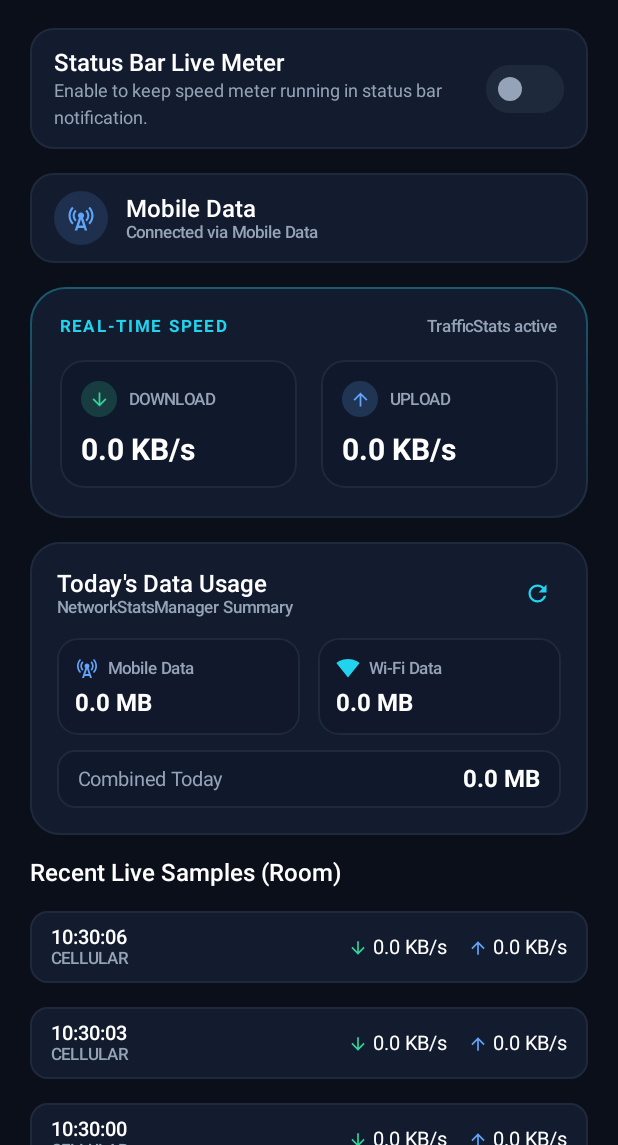
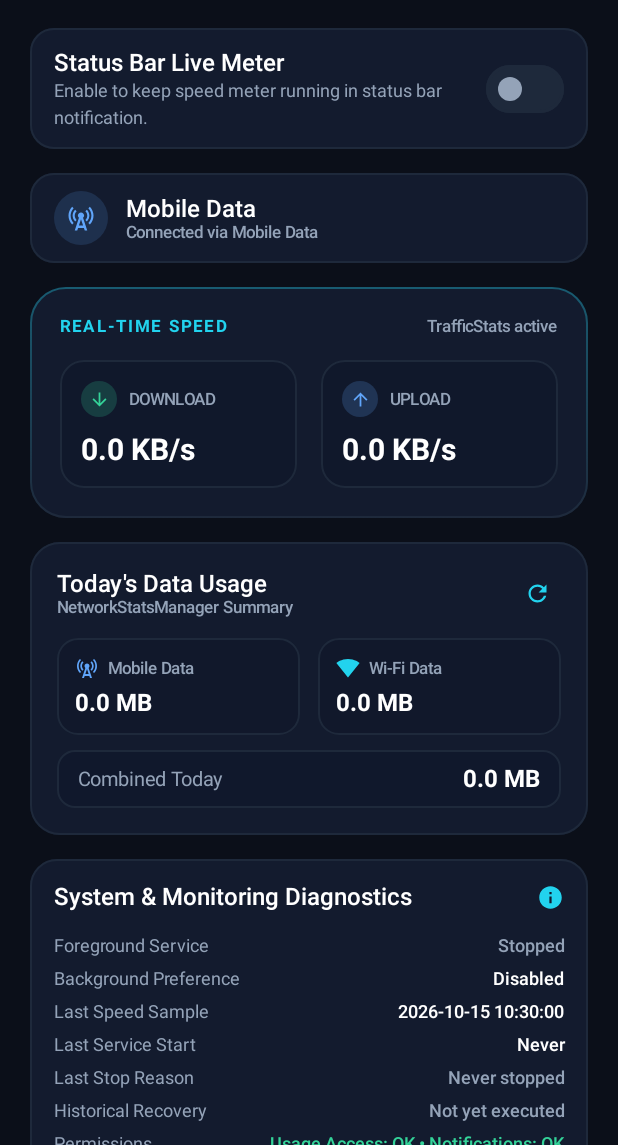
Before and after one commit to ayushgohil/Internet-Speed-Tracker-App, an Android app built with Jetpack Compose: the screen it shows after launch (MainActivity), on a phone screen of 412 x 824 dp, the part 91-1236 px from its top. Run offline under Robolectric (Android 15) with nearby library versions, the phone set to English and light mode, and no system bars; our stand-ins replace Room's generated code.

Commit message:
feat: add multi-day historical recovery, zero-value protection, diagnostics, and battery efficiency

```diff
--- a/app/src/main/java/com/ayush/netpulse/NetPulseApp.kt
+++ b/app/src/main/java/com/ayush/netpulse/NetPulseApp.kt
@@ -19,7 +19,8 @@ class NetPulseApp : Application() {
         NetworkRepository(
             context = applicationContext,
             speedRecordDao = database.speedRecordDao(),
-            dailyUsageDao = database.dailyUsageDao()
+            dailyUsageDao = database.dailyUsageDao(),
+            preferencesManager = preferencesManager
         )
     }
 
--- /dev/null
+++ b/app/src/main/java/com/ayush/netpulse/data/model/DiagnosticsInfo.kt
@@ -0,0 +1,30 @@
+package com.ayush.netpulse.data.model
+
+import com.ayush.netpulse.util.NetworkUtils
+import java.text.SimpleDateFormat
+import java.util.Date
+import java.util.Locale
+
+data class DiagnosticsInfo(
+    val isBackgroundMonitoringEnabled: Boolean = false,
+    val isForegroundServiceRunning: Boolean = false,
+    val isServiceStatePotentiallyStale: Boolean = false,
+    val lastSpeedSampleTimestamp: Long = 0L,
+    val lastReconciliationTimestamp: Long = 0L,
+    val lastReconciliationStatus: String = "Not yet executed",
+    val lastServiceStartTimestamp: Long = 0L,
+    val lastServiceStopReason: String = "None",
+    val hasNotificationPermission: Boolean = false,
+    val hasUsageAccessPermission: Boolean = false,
+    val isBatteryOptimizationIgnored: Boolean = false,
+    val androidVersion: String = "",
+    val apiLevel: Int = 0,
+    val deviceManufacturer: String = "",
+    val deviceModel: String = ""
+) {
+    fun formatTimestamp(timestamp: Long): String {
+        if (timestamp <= 0L) return "Never"
+        val sdf = SimpleDateFormat("yyyy-MM-dd HH:mm:ss", Locale.getDefault())
+        return sdf.format(Date(timestamp))
+    }
+}
--- a/app/src/main/java/com/ayush/netpulse/ui/dashboard/DashboardScreen.kt
+++ b/app/src/main/java/com/ayush/netpulse/ui/dashboard/DashboardScreen.kt
@@ -25,6 +25,7 @@ import androidx.compose.material.icons.filled.ArrowUpward
 import androidx.compose.material.icons.filled.BatteryAlert
 import androidx.compose.material.icons.filled.CellTower
 import androidx.compose.material.icons.filled.CheckCircle
+import androidx.compose.material.icons.filled.Info
 import androidx.compose.material.icons.filled.Lock
 import androidx.compose.material.icons.filled.Notifications
 import androidx.compose.material.icons.filled.Pause
@@ -56,10 +57,12 @@ import androidx.compose.ui.graphics.Brush
 import androidx.compose.ui.graphics.Color
 import androidx.compose.ui.graphics.vector.ImageVector
 import androidx.compose.ui.text.font.FontWeight
+import androidx.compose.ui.text.style.TextAlign
 import androidx.compose.ui.unit.dp
 import androidx.compose.ui.unit.sp
 import com.ayush.netpulse.data.local.DailyUsageEntity
 import com.ayush.netpulse.data.local.SpeedRecordEntity
+import com.ayush.netpulse.data.model.DiagnosticsInfo
 import com.ayush.netpulse.data.model.NetworkType
 import com.ayush.netpulse.ui.theme.Amber500
 import com.ayush.netpulse.ui.theme.Blue400
@@ -156,7 +159,7 @@ fun DashboardScreen(
                 )
             }
 
-            // Daily Usage History from Room
+            // Daily Usage History from Room (Multi-day recovery)
             if (uiState.recentDailyRecords.isNotEmpty()) {
                 item {
                     Text(
@@ -170,6 +173,11 @@ fun DashboardScreen(
                 items(uiState.recentDailyRecords) { dailyRecord ->
                     DailyUsageRow(dailyUsage = dailyRecord)
                 }
+            }
+
+            // Monitoring Diagnostics Section
+            item {
+                DiagnosticsSection(diagnostics = uiState.diagnosticsInfo)
             }
 
             // Recent Room Speed Records Header
@@ -852,6 +860,145 @@ private fun DailyUsageRow(dailyUsage: DailyUsageEntity) {
 }
 
 @Composable
+private fun DiagnosticsSection(diagnostics: DiagnosticsInfo) {
+    Card(
+        modifier = Modifier
+            .fillMaxWidth()
+            .border(1.dp, DarkCardBorder, RoundedCornerShape(18.dp)),
+        colors = CardDefaults.cardColors(containerColor = DarkSurface),
+        shape = RoundedCornerShape(18.dp)
+    ) {
+        Column(modifier = Modifier.padding(16.dp)) {
+            Row(
+                modifier = Modifier.fillMaxWidth(),
+                horizontalArrangement = Arrangement.SpaceBetween,
+                verticalAlignment = Alignment.CenterVertically
+            ) {
+                Text(
+                    text = "System & Monitoring Diagnostics",
+                    style = MaterialTheme.typography.titleMedium,
+                    color = Color.White,
+                    fontWeight = FontWeight.SemiBold
+                )
+                Icon(
+                    imageVector = Icons.Default.Info,
+                    contentDescription = null,
+                    tint = Cyan400,
+                    modifier = Modifier.size(18.dp)
+                )
+            }
+
+            Spacer(modifier = Modifier.height(12.dp))
+
+            // Service Process Status
+            DiagnosticItemRow(
+                label = "Foreground Service",
+                value = if (diagnostics.isForegroundServiceRunning) "Running" else "Stopped",
+                valueColor = if (diagnostics.isForegroundServiceRunning) Emerald400 else Slate400
+            )
+
+            // Stale Process State Check
+            if (diagnostics.isServiceStatePotentiallyStale) {
+                DiagnosticItemRow(
+                    label = "Service Health",
+                    value = "Potentially Stale (>45s idle)",
+                    valueColor = Amber500
+                )
+            }
+
+            // User Preference
+            DiagnosticItemRow(
+                label = "Background Preference",
+                value = if (diagnostics.isBackgroundMonitoringEnabled) "Enabled (Auto-start on boot)" else "Disabled",
+                valueColor = Color.White
+            )
+
+            // Last Speed Sample
+            DiagnosticItemRow(
+                label = "Last Speed Sample",
+                value = diagnostics.formatTimestamp(diagnostics.lastSpeedSampleTimestamp),
+                valueColor = Color.White
+            )
+
+            // Last Service Start
+            DiagnosticItemRow(
+                label = "Last Service Start",
+                value = diagnostics.formatTimestamp(diagnostics.lastServiceStartTimestamp),
+                valueColor = Color.White
+            )
+
+            // Last Service Stop Reason
+            DiagnosticItemRow(
+                label = "Last Stop Reason",
+                value = diagnostics.lastServiceStopReason,
+                valueColor = Slate400
+            )
+
+            // Historical Reconciliation Status
+            DiagnosticItemRow(
+                label = "Historical Recovery",
+                value = diagnostics.lastReconciliationStatus,
+                valueColor = if (diagnostics.lastReconciliationStatus.startsWith("Success")) Emerald400 else Slate400
+            )
+
+            // Permissions Summary
+            val permissionsSummary = "Usage Access: ${if (diagnostics.hasUsageAccessPermission) "OK" else "Missing"} • Notifications: ${if (diagnostics.hasNotificationPermission) "OK" else "Missing"}"
+            DiagnosticItemRow(
+                label = "Permissions",
+                value = permissionsSummary,
+                valueColor = if (diagnostics.hasUsageAccessPermission && diagnostics.hasNotificationPermission) Emerald400 else Amber500
+            )
+
+            // Battery Optimization
+            DiagnosticItemRow(
+                label = "Battery Governor",
+                value = if (diagnostics.isBatteryOptimizationIgnored) "Unrestricted (Safe)" else "Optimized (May throttle)",
+                valueColor = if (diagnostics.isBatteryOptimizationIgnored) Emerald400 else Amber500
+            )
+
+            // Hardware details
+            DiagnosticItemRow(
+                label = "Device Hardware",
+                value = "${diagnostics.deviceManufacturer} ${diagnostics.deviceModel} (Android ${diagnostics.androidVersion}, API ${diagnostics.apiLevel})",
+                valueColor = Slate400
+            )
+        }
+    }
+}
+
+@Composable
+private fun DiagnosticItemRow(
+    label: String,
+    value: String,
+    valueColor: Color
+) {
+    Row(
+        modifier = Modifier
+            .fillMaxWidth()
+            .padding(vertical = 4.dp),
+        horizontalArrangement = Arrangement.SpaceBetween,
+        verticalAlignment = Alignment.Top
+    ) {
+        Text(
+            text = label,
+            style = MaterialTheme.typography.bodyMedium,
+            color = Slate400,
+            fontSize = 12.sp,
+            modifier = Modifier.weight(1f)
+        )
+        Text(
+            text = value,
+            style = MaterialTheme.typography.bodyMedium,
+            color = valueColor,
+            fontSize = 12.sp,
+            fontWeight = FontWeight.Medium,
+            modifier = Modifier.weight(1.5f),
+            textAlign = TextAlign.End
+        )
+    }
+}
+
+@Composable
 private fun EmptyHistoryCard(isMonitoring: Boolean) {
     Card(
         modifier = Modifier
--- a/app/src/main/java/com/ayush/netpulse/ui/dashboard/DashboardUiState.kt
+++ b/app/src/main/java/com/ayush/netpulse/ui/dashboard/DashboardUiState.kt
@@ -3,6 +3,7 @@ package com.ayush.netpulse.ui.dashboard
 import com.ayush.netpulse.data.local.DailyUsageEntity
 import com.ayush.netpulse.data.local.SpeedRecordEntity
 import com.ayush.netpulse.data.model.DataUsage
+import com.ayush.netpulse.data.model.DiagnosticsInfo
 import com.ayush.netpulse.data.model.LiveSpeed
 import com.ayush.netpulse.data.model.NetworkType
 
@@ -17,6 +18,7 @@ data class DashboardUiState(
     val dailyUsage: DataUsage = DataUsage(),
     val recentDailyRecords: List<DailyUsageEntity> = emptyList(),
     val recentRecords: List<SpeedRecordEntity> = emptyList(),
+    val diagnosticsInfo: DiagnosticsInfo = DiagnosticsInfo(),
     val isLoadingUsage: Boolean = false,
     val usageErrorMessage: String? = null
 )
--- a/app/src/main/java/com/ayush/netpulse/ui/dashboard/DashboardViewModel.kt
+++ b/app/src/main/java/com/ayush/netpulse/ui/dashboard/DashboardViewModel.kt
@@ -11,6 +11,7 @@ import androidx.lifecycle.ViewModel
 import androidx.lifecycle.ViewModelProvider
 import androidx.lifecycle.viewModelScope
 import com.ayush.netpulse.NetPulseApp
+import com.ayush.netpulse.data.model.DiagnosticsInfo
 import com.ayush.netpulse.data.model.LiveSpeed
 import com.ayush.netpulse.data.repository.NetworkRepository
 import com.ayush.netpulse.service.SpeedTrackerService
@@ -63,6 +64,7 @@ class DashboardViewModel(
         viewModelScope.launch {
             SpeedTrackerService.isServiceRunningState.collect { running ->
                 _uiState.update { it.copy(isBackgroundServiceRunning = running) }
+                refreshDiagnostics()
                 if (running) {
                     stopLocalMonitoring()
                 } else if (_uiState.value.isMonitoringActive) {
@@ -80,7 +82,7 @@ class DashboardViewModel(
             }
         }
 
-        // Initial permissions and usage check
+        // Initial permissions, usage, and diagnostics check
         refreshPermissionsAndUsage()
 
         // If background monitoring was previously enabled by user, restart the service
@@ -113,6 +115,8 @@ class DashboardViewModel(
             )
         }
 
+        refreshDiagnostics()
+
         if (hasUsagePerm) {
             loadDailyDataUsage()
         } else {
@@ -122,6 +126,33 @@ class DashboardViewModel(
                 )
             }
         }
+    }
+
+    fun refreshDiagnostics() {
+        val isServiceRunning = SpeedTrackerService.isServiceRunningState.value
+        val lastSampleTime = preferencesManager.lastSpeedSampleTimestamp
+        val timeSinceLastSample = System.currentTimeMillis() - lastSampleTime
+        val isPotentiallyStale = isServiceRunning && lastSampleTime > 0L && timeSinceLastSample > 45000L
+
+        val diag = DiagnosticsInfo(
+            isBackgroundMonitoringEnabled = preferencesManager.isBackgroundMonitoringEnabled,
+            isForegroundServiceRunning = isServiceRunning,
+            isServiceStatePotentiallyStale = isPotentiallyStale,
+            lastSpeedSampleTimestamp = lastSampleTime,
+            lastReconciliationTimestamp = preferencesManager.lastReconciledTimestamp,
+            lastReconciliationStatus = preferencesManager.lastReconciliationStatus ?: "Not executed",
+            lastServiceStartTimestamp = preferencesManager.lastServiceStartTimestamp,
+            lastServiceStopReason = preferencesManager.lastServiceStopReason ?: "None",
+            hasNotificationPermission = _uiState.value.hasNotificationPermission,
+            hasUsageAccessPermission = _uiState.value.hasUsageAccessPermission,
+            isBatteryOptimizationIgnored = _uiState.value.isBatteryOptimizationIgnored,
+            androidVersion = Build.VERSION.RELEASE,
+            apiLevel = Build.VERSION.SDK_INT,
+            deviceManufacturer = Build.MANUFACTURER.replaceFirstChar { it.uppercase() },
+            deviceModel = Build.MODEL
+        )
+
+        _uiState.update { it.copy(diagnosticsInfo = diag) }
     }
 
     fun loadDailyDataUsage() {
@@ -136,6 +167,7 @@ class DashboardViewModel(
                         usageErrorMessage = null
                     )
                 }
+                refreshDiagnostics()
             }.onFailure { err ->
                 _uiState.update {
                     it.copy(
@@ -143,6 +175,7 @@ class DashboardViewModel(
                         usageErrorMessage = err.localizedMessage ?: "Failed to read data usage"
                     )
                 }
+                refreshDiagnostics()
             }
         }
     }
@@ -150,10 +183,11 @@ class DashboardViewModel(
     fun toggleBackgroundService() {
         val context = getApplication<Application>().applicationContext
         if (_uiState.value.isBackgroundServiceRunning) {
-            SpeedTrackerService.stop(context)
+            SpeedTrackerService.stop(context, "User toggled off in UI")
         } else {
             SpeedTrackerService.start(context)
         }
+        refreshDiagnostics()
     }
 
     fun toggleMonitoring() {
@@ -193,6 +227,7 @@ class DashboardViewModel(
             while (isActive) {
                 val speed = repository.sampleCurrentSpeed()
                 _uiState.update { it.copy(liveSpeed = speed) }
+                preferencesManager.lastSpeedSampleTimestamp = System.currentTimeMillis()
 
                 recordSaveCounter++
                 if (speed.downloadBytesPerSec > 10240 || speed.uploadBytesPerSec > 10240 || recordSaveCounter >= 3) {
--- a/app/src/main/java/com/ayush/netpulse/util/PreferencesManager.kt
+++ b/app/src/main/java/com/ayush/netpulse/util/PreferencesManager.kt
@@ -12,9 +12,39 @@ class PreferencesManager(context: Context) {
         get() = prefs.getBoolean(KEY_BACKGROUND_MONITORING, false)
         set(value) = prefs.edit().putBoolean(KEY_BACKGROUND_MONITORING, value).apply()
 
+    var lastReconciledDate: String?
+        get() = prefs.getString(KEY_LAST_RECONCILED_DATE, null)
+        set(value) = prefs.edit().putString(KEY_LAST_RECONCILED_DATE, value).apply()
+
+    var lastReconciledTimestamp: Long
+        get() = prefs.getLong(KEY_LAST_RECONCILED_TIMESTAMP, 0L)
+        set(value) = prefs.edit().putLong(KEY_LAST_RECONCILED_TIMESTAMP, value).apply()
+
+    var lastReconciliationStatus: String?
+        get() = prefs.getString(KEY_LAST_RECONCILIATION_STATUS, "Not yet executed")
+        set(value) = prefs.edit().putString(KEY_LAST_RECONCILIATION_STATUS, value).apply()
+
+    var lastServiceStartTimestamp: Long
+        get() = prefs.getLong(KEY_LAST_SERVICE_START_TIMESTAMP, 0L)
+        set(value) = prefs.edit().putLong(KEY_LAST_SERVICE_START_TIMESTAMP, value).apply()
+
+    var lastServiceStopReason: String?
+        get() = prefs.getString(KEY_LAST_SERVICE_STOP_REASON, "Never stopped")
+        set(value) = prefs.edit().putString(KEY_LAST_SERVICE_STOP_REASON, value).apply()
+
+    var lastSpeedSampleTimestamp: Long
+        get() = prefs.getLong(KEY_LAST_SPEED_SAMPLE_TIMESTAMP, 0L)
+        set(value) = prefs.edit().putLong(KEY_LAST_SPEED_SAMPLE_TIMESTAMP, value).apply()
+
     companion object {
         private const val PREFS_NAME = "netpulse_preferences"
         private const val KEY_BACKGROUND_MONITORING = "key_background_monitoring"
+        private const val KEY_LAST_RECONCILED_DATE = "key_last_reconciled_date"
+        private const val KEY_LAST_RECONCILED_TIMESTAMP = "key_last_reconciled_timestamp"
+        private const val KEY_LAST_RECONCILIATION_STATUS = "key_last_reconciliation_status"
+        private const val KEY_LAST_SERVICE_START_TIMESTAMP = "key_last_service_start_timestamp"
+        private const val KEY_LAST_SERVICE_STOP_REASON = "key_last_service_stop_reason"
+        private const val KEY_LAST_SPEED_SAMPLE_TIMESTAMP = "key_last_speed_sample_timestamp"
 
         @Volatile
         private var INSTANCE: PreferencesManager? = null
```
Also changed, not shown: app/src/main/java/com/ayush/netpulse/data/repository/NetworkRepository.kt (+122 -21 lines), app/src/main/java/com/ayush/netpulse/service/BootReceiver.kt (+8 -2 lines), app/src/main/java/com/ayush/netpulse/service/SpeedTrackerService.kt (+38 -15 lines), 1 other file.
